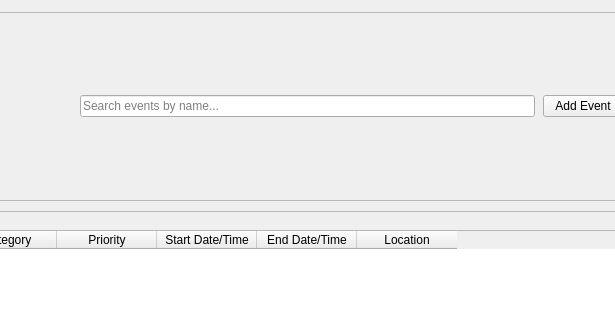
Qt form mainwindow.ui (dylanreaves/TaskManager) before a commit; both pictures show x 539 to 1154 and y 0 to 320 of the 1360 by 860 pixel window.
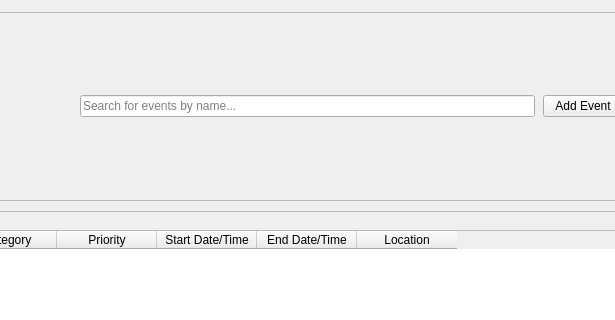
The same form after that commit.

Diff of the .ui file:
```diff
--- a/mainwindow.ui
+++ b/mainwindow.ui
@@ -74,7 +74,7 @@
           </size>
          </property>
          <property name="placeholderText">
-          <string>Search events by name...</string>
+          <string>Search for events by name...</string>
          </property>
         </widget>
        </item>
```
